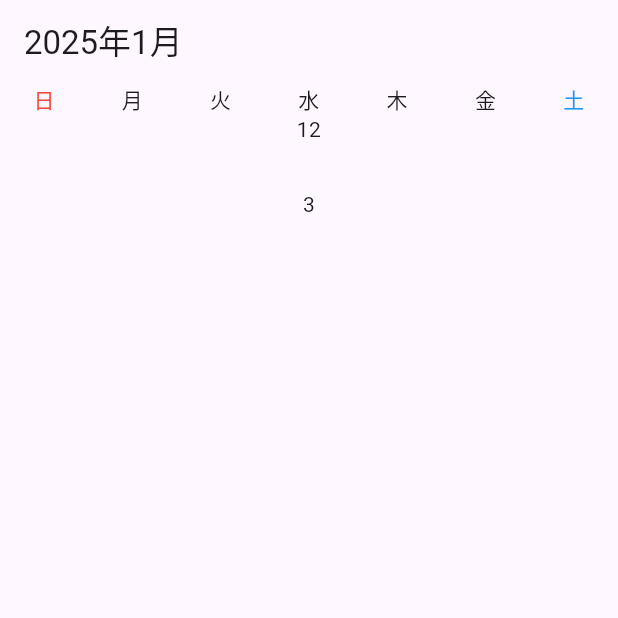
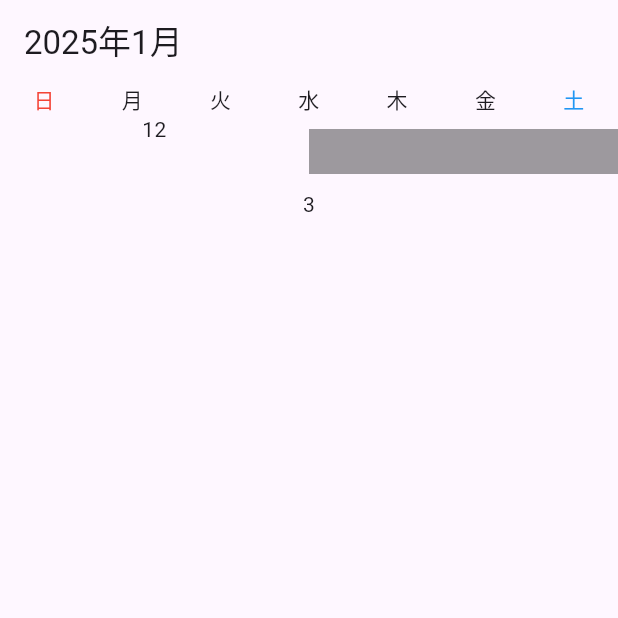
Before and after one commit to YutoFujikawa/calendar, a Flutter app: the screen it shows after launch, on a phone screen of 412 x 824 dp, the top half of it. Run offline on Flutter 3.47's test engine with Material 3 defaults, Android fonts, the phone set to English and light mode, and no system bars.

Commit message:
dayCellをnull許容に

```diff
--- a/lib/src/calendar/calendar_screen.dart
+++ b/lib/src/calendar/calendar_screen.dart
@@ -48,6 +48,7 @@ class CalendarScreenState extends State<CalendarScreen> {
           Row(
             children: [
               DayCell(now.day.toString()),
+              const DayCell(null),
             ],
           ),
           Text(firstDayOfMonth.weekday.toString())
@@ -94,25 +95,33 @@ class DayOfWeekCell extends StatelessWidget {
 
 // 日付単体のセル
 class DayCell extends StatelessWidget {
-  final String day;
+  final String? day;
   final TextStyle? style;
   const DayCell(this.day, {super.key, this.style});
 
   @override
   Widget build(BuildContext context) {
+    const double height = 30;
+    if (day != null) {
       return Expanded(
         child: Column(
           children: [
             Text(
-            day,
+              day!,
               style: style,
               textAlign: TextAlign.center,
             ),
             const SizedBox(
-            height: 30,
+              height: height,
             )
           ],
         ),
       );
     }
+    return Expanded(
+        child: Container(
+      height: height,
+      color: Colors.black38,
+    ));
   }
+}
```
Lines whose indentation alone changed are shown as unchanged.
